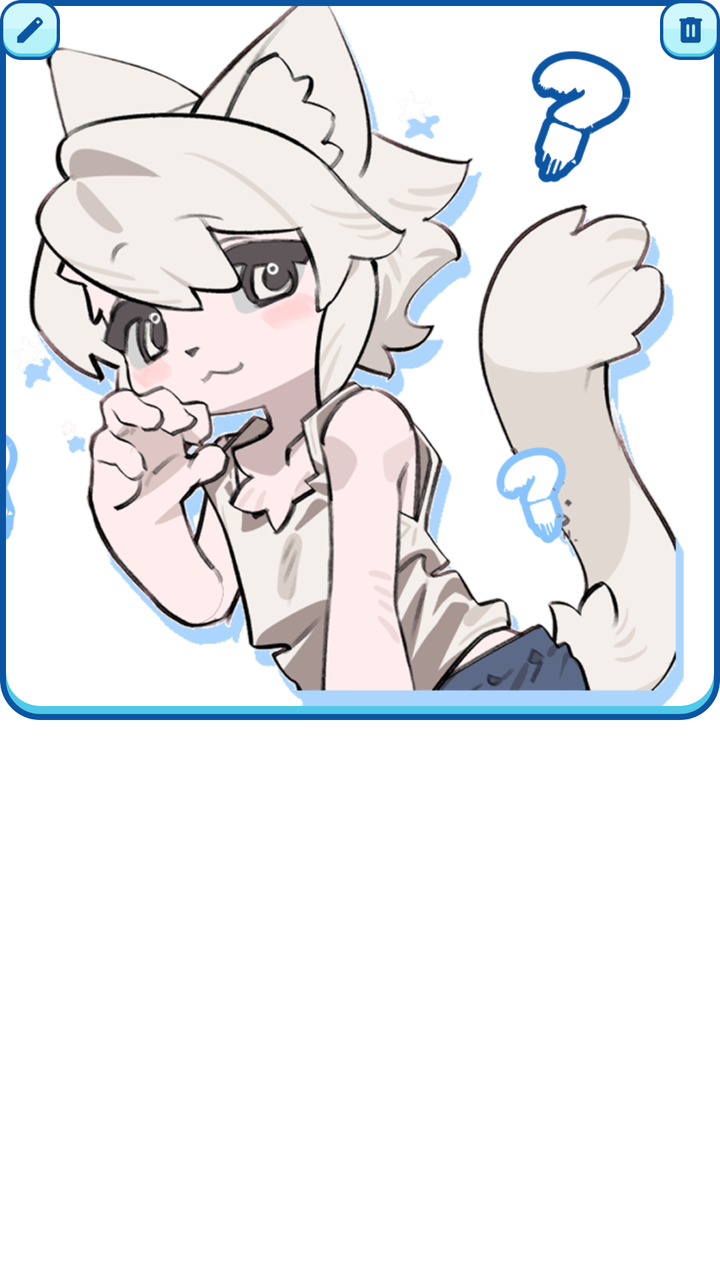
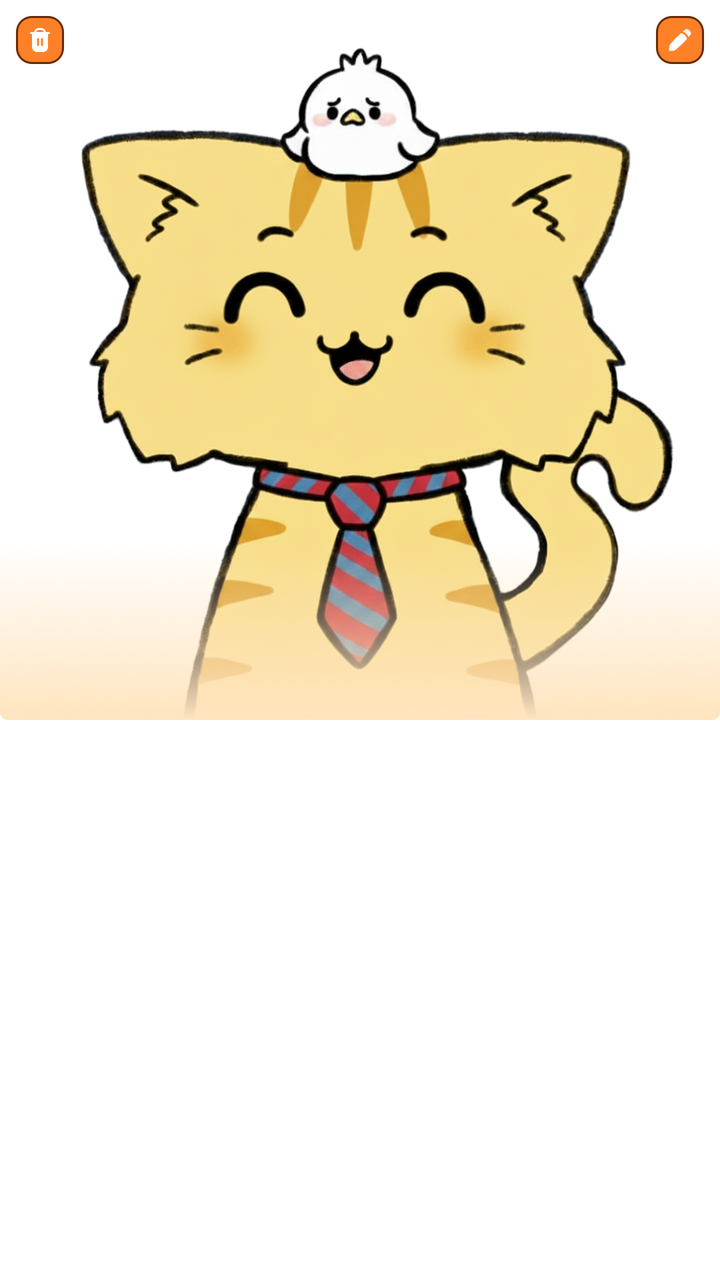

Before-and-after screenshots of an Android layout around one commit, followed by the original layout XML and the change that was made.
<!-- AndroidManifest.xml: application theme Base.Theme.BaseFragment -->
<!-- res/layout/item_my_avatar.xml -->
<?xml version="1.0" encoding="utf-8"?>
<androidx.constraintlayout.widget.ConstraintLayout xmlns:android="http://schemas.android.com/apk/res/android"
    xmlns:app="http://schemas.android.com/apk/res-auto"
    android:layout_width="match_parent"
    android:layout_height="wrap_content"
    android:layout_marginHorizontal="@dimen/dimension_8"
    android:layout_marginBottom="@dimen/dimension_16"
    android:background="@color/transparent">

    <androidx.constraintlayout.widget.ConstraintLayout
        android:layout_width="match_parent"
        android:layout_height="@dimen/dimension_0"
        app:layout_constraintDimensionRatio="1:1"
        app:layout_constraintTop_toTopOf="parent">


        <com.google.android.material.card.MaterialCardView
            android:layout_width="@dimen/dimension_0"
            android:layout_height="@dimen/dimension_0"
            app:cardBackgroundColor="@color/app_color2"
            app:cardCornerRadius="@dimen/dimension_20"
            app:layout_constraintBottom_toBottomOf="parent"
            app:layout_constraintEnd_toEndOf="parent"
            app:layout_constraintStart_toStartOf="parent"
            app:layout_constraintTop_toTopOf="parent"
            app:strokeColor="@color/app_color"
            app:strokeWidth="@dimen/dimension_3">
            <androidx.constraintlayout.widget.ConstraintLayout
                android:layout_width="match_parent"
                android:layout_marginHorizontal="@dimen/dimension_3"
                android:layout_marginBottom="@dimen/dimension_7"
                android:layout_height="match_parent">
                <com.google.android.material.card.MaterialCardView
                    android:layout_width="match_parent"
                    app:cardBackgroundColor="@color/white"
                    app:strokeColor="@color/app_color4"
                    app:cardCornerRadius="@dimen/dimension_17"
                    app:strokeWidth="@dimen/dimension_0"
                    android:layout_height="match_parent">

                    <ImageView
                        android:id="@+id/imvImage"
                        android:layout_width="match_parent"
                        android:layout_height="match_parent"
                        android:scaleType="centerCrop"
                        android:foreground="@drawable/forgound_item_mycreation"
                        android:src="@drawable/img_permission" />
                    <View
                        android:id="@+id/showDownSelect"
                        android:visibility="gone"
                        android:layout_width="match_parent"
                        android:layout_height="match_parent"
                        android:background="@color/black6"/>


                </com.google.android.material.card.MaterialCardView>

            </androidx.constraintlayout.widget.ConstraintLayout>
                </com.google.android.material.card.MaterialCardView>



        <ImageView
            android:id="@+id/btnDelete"
            app:layout_constraintEnd_toEndOf="parent"
            app:layout_constraintTop_toTopOf="parent"
            android:layout_width="@dimen/dimension_30"
            android:layout_height="@dimen/dimension_30"
            android:src="@drawable/ic_delete1" />

        
        <ImageView
            android:id="@+id/btnEdit"
            app:layout_constraintStart_toStartOf="parent"
            app:layout_constraintTop_toTopOf="parent"
            android:layout_width="@dimen/dimension_30"
            android:layout_height="@dimen/dimension_30"
            android:src="@drawable/ic_edit" />

        
        <ImageView
            android:id="@+id/btnSelect"
            app:layout_constraintEnd_toEndOf="parent"
            app:layout_constraintTop_toTopOf="parent"
            android:layout_width="@dimen/dimension_30"
            android:layout_height="@dimen/dimension_30"
            android:src="@drawable/ic_not_select"
            android:visibility="gone" />

            </androidx.constraintlayout.widget.ConstraintLayout>


</androidx.constraintlayout.widget.ConstraintLayout>
<!-- resources referenced by this layout -->
<resources>
  <color name="app_color">#0C55A2</color>
  <color name="app_color2">#50C8E8</color>
  <color name="app_color4">#88C3FB</color>
  <color name="black6">#4D000000</color>
  <color name="transparent">#00FFFFFF</color>
  <color name="white">#FFFFFFFF</color>
  <dimen name="dimension_0">0dp</dimen>
  <dimen name="dimension_16">16dp</dimen>
  <dimen name="dimension_17">17dp</dimen>
  <dimen name="dimension_20">20dp</dimen>
  <dimen name="dimension_3">3dp</dimen>
  <dimen name="dimension_30">30dp</dimen>
  <dimen name="dimension_7">7dp</dimen>
  <dimen name="dimension_8">8dp</dimen>
  <!-- drawable forgound_item_mycreation: png bitmap (drawable, 1028 bytes) -->
  <!-- drawable ic_delete1: png bitmap (drawable, 3702 bytes) -->
  <!-- drawable ic_edit: png bitmap (drawable, 3555 bytes) -->
  <!-- drawable ic_not_select: png bitmap (drawable, 2395 bytes) -->
  <!-- drawable img_permission: png bitmap (drawable, 329983 bytes) -->
  <style name="Base.Theme.BaseFragment" parent="Theme.Material3.DayNight.NoActionBar">
          
          
          <item name="android:windowTranslucentStatus">false</item>
          <item name="android:windowDrawsSystemBarBackgrounds">true</item>
          <item name="android:statusBarColor">@android:color/transparent</item>
          <item name="android:navigationBarColor">@android:color/transparent</item>
          <item name="android:windowSoftInputMode">adjustResize</item>
          <item name="android:windowBackground">@color/white</item>
          <item name="android:windowIsTranslucent">false</item>
          <item name="android:windowDisablePreview">true</item>
      </style>
</resources>

<!-- the commit's change to res/layout/item_my_avatar.xml (unified diff, before → after) -->
@@ -3,8 +3,8 @@
     xmlns:app="http://schemas.android.com/apk/res-auto"
     android:layout_width="match_parent"
     android:layout_height="wrap_content"
-    android:layout_marginHorizontal="@dimen/dimension_8"
-    android:layout_marginBottom="@dimen/dimension_16"
+    android:layout_marginHorizontal="@dimen/dimension_4"
+    android:layout_marginBottom="@dimen/dimension_8"
     android:background="@color/transparent">
 
     <androidx.constraintlayout.widget.ConstraintLayout
@@ -17,44 +17,25 @@
         <com.google.android.material.card.MaterialCardView
             android:layout_width="@dimen/dimension_0"
             android:layout_height="@dimen/dimension_0"
-            app:cardBackgroundColor="@color/app_color2"
-            app:cardCornerRadius="@dimen/dimension_20"
+            app:cardBackgroundColor="@color/white"
+            app:cardCornerRadius="@dimen/dimension_4"
             app:layout_constraintBottom_toBottomOf="parent"
             app:layout_constraintEnd_toEndOf="parent"
             app:layout_constraintStart_toStartOf="parent"
             app:layout_constraintTop_toTopOf="parent"
             app:strokeColor="@color/app_color"
-            app:strokeWidth="@dimen/dimension_3">
+            app:strokeWidth="@dimen/dimension_0">
             <androidx.constraintlayout.widget.ConstraintLayout
                 android:layout_width="match_parent"
-                android:layout_marginHorizontal="@dimen/dimension_3"
-                android:layout_marginBottom="@dimen/dimension_7"
                 android:layout_height="match_parent">
-                <com.google.android.material.card.MaterialCardView
-                    android:layout_width="match_parent"
-                    app:cardBackgroundColor="@color/white"
-                    app:strokeColor="@color/app_color4"
-                    app:cardCornerRadius="@dimen/dimension_17"
-                    app:strokeWidth="@dimen/dimension_0"
-                    android:layout_height="match_parent">
+
 
                     <ImageView
                         android:id="@+id/imvImage"
                         android:layout_width="match_parent"
                         android:layout_height="match_parent"
                         android:scaleType="centerCrop"
-                        android:foreground="@drawable/forgound_item_mycreation"
                         android:src="@drawable/img_permission" />
-                    <View
-                        android:id="@+id/showDownSelect"
-                        android:visibility="gone"
-                        android:layout_width="match_parent"
-                        android:layout_height="match_parent"
-                        android:background="@color/black6"/>
-
-
-                </com.google.android.material.card.MaterialCardView>
-
             </androidx.constraintlayout.widget.ConstraintLayout>
                 </com.google.android.material.card.MaterialCardView>
 
@@ -62,19 +43,22 @@
 
         <ImageView
             android:id="@+id/btnDelete"
-            app:layout_constraintEnd_toEndOf="parent"
+            app:layout_constraintStart_toStartOf="parent"
             app:layout_constraintTop_toTopOf="parent"
-            android:layout_width="@dimen/dimension_30"
-            android:layout_height="@dimen/dimension_30"
+            android:layout_width="@dimen/dimension_24"
+            android:layout_height="@dimen/dimension_24"
+            android:layout_margin="@dimen/dimension_8"
             android:src="@drawable/ic_delete1" />
 
         
         <ImageView
             android:id="@+id/btnEdit"
-            app:layout_constraintStart_toStartOf="parent"
+
+            app:layout_constraintEnd_toEndOf="parent"
             app:layout_constraintTop_toTopOf="parent"
-            android:layout_width="@dimen/dimension_30"
-            android:layout_height="@dimen/dimension_30"
+            android:layout_width="@dimen/dimension_24"
+            android:layout_margin="@dimen/dimension_8"
+            android:layout_height="@dimen/dimension_24"
             android:src="@drawable/ic_edit" />
 
         
@@ -82,8 +66,9 @@
             android:id="@+id/btnSelect"
             app:layout_constraintEnd_toEndOf="parent"
             app:layout_constraintTop_toTopOf="parent"
-            android:layout_width="@dimen/dimension_30"
-            android:layout_height="@dimen/dimension_30"
+            android:layout_width="@dimen/dimension_24"
+            android:layout_margin="@dimen/dimension_8"
+            android:layout_height="@dimen/dimension_24"
             android:src="@drawable/ic_not_select"
             android:visibility="gone" />
 
<!-- resource entries referenced after the edit -->
@@ -1,24 +1,16 @@
 <!-- resources referenced by this layout -->
 <resources>
-  <color name="app_color">#0C55A2</color>
-  <color name="app_color2">#50C8E8</color>
-  <color name="app_color4">#88C3FB</color>
-  <color name="black6">#4D000000</color>
+  <color name="app_color">#994000</color>
   <color name="transparent">#00FFFFFF</color>
   <color name="white">#FFFFFFFF</color>
   <dimen name="dimension_0">0dp</dimen>
-  <dimen name="dimension_16">16dp</dimen>
-  <dimen name="dimension_17">17dp</dimen>
-  <dimen name="dimension_20">20dp</dimen>
-  <dimen name="dimension_3">3dp</dimen>
-  <dimen name="dimension_30">30dp</dimen>
-  <dimen name="dimension_7">7dp</dimen>
+  <dimen name="dimension_24">24dp</dimen>
+  <dimen name="dimension_4">4dp</dimen>
   <dimen name="dimension_8">8dp</dimen>
-  <!-- drawable forgound_item_mycreation: png bitmap (drawable, 1028 bytes) -->
-  <!-- drawable ic_delete1: png bitmap (drawable, 3702 bytes) -->
-  <!-- drawable ic_edit: png bitmap (drawable, 3555 bytes) -->
-  <!-- drawable ic_not_select: png bitmap (drawable, 2395 bytes) -->
-  <!-- drawable img_permission: png bitmap (drawable, 329983 bytes) -->
+  <!-- drawable ic_delete1: png bitmap (drawable, 2595 bytes) -->
+  <!-- drawable ic_edit: png bitmap (drawable, 2737 bytes) -->
+  <!-- drawable ic_not_select: png bitmap (drawable, 2130 bytes) -->
+  <!-- drawable img_permission: png bitmap (drawable, 909467 bytes) -->
   <style name="Base.Theme.BaseFragment" parent="Theme.Material3.DayNight.NoActionBar">
           
           
